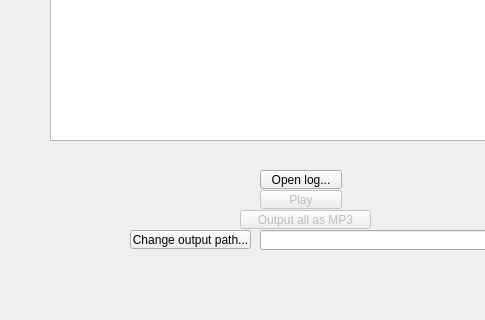
Old version of the form qt_generated/Traj2MP3.ui in the repository keryil/leaparticulatorqt; both pictures show x 0 to 485 and y 200 to 520 of the 640 by 520 pixel window.
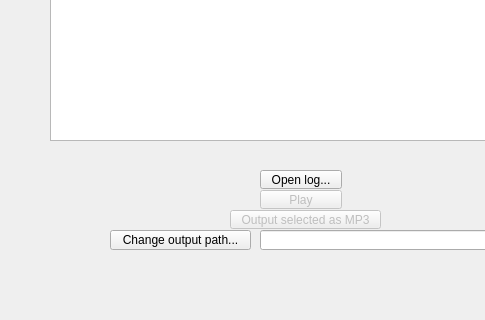
New version of the form.

Commit message: Recorder is now usable, and now we can pick what to export.

```diff
--- a/qt_generated/Traj2MP3.ui
+++ b/qt_generated/Traj2MP3.ui
@@ -36,14 +36,14 @@
     </property>
     <property name="geometry">
      <rect>
-      <x>240</x>
+      <x>230</x>
       <y>410</y>
-      <width>131</width>
+      <width>151</width>
       <height>19</height>
      </rect>
     </property>
     <property name="text">
-     <string>Output all as MP3</string>
+     <string>Output selected as MP3</string>
     </property>
    </widget>
    <widget class="QListWidget" name="lstSignals">
@@ -81,10 +81,10 @@
    <widget class="QPushButton" name="btnChangeOutput">
     <property name="geometry">
      <rect>
-      <x>130</x>
+      <x>110</x>
       <y>430</y>
-      <width>121</width>
-      <height>19</height>
+      <width>141</width>
+      <height>20</height>
      </rect>
     </property>
     <property name="text">
```
Left out of the diff: 8 changed lines with no effect on the pictures. The commit also changes 1 other file.
